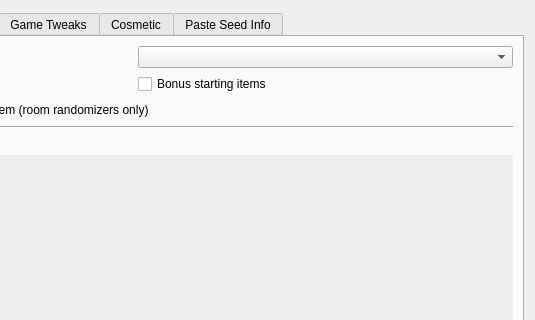
This is randomizer.ui in LagoLunatic/dsvrandom as Qt 5 draws it before an edit; both pictures show x 265 to 800 and y 0 to 320 of the 800 by 649 pixel window. The edited form follows.
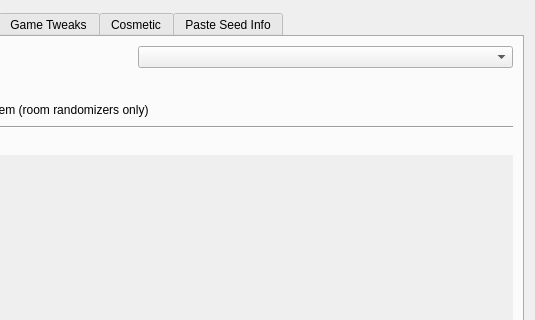
This is the edited form. The open tabs and pages were chosen to show the change. Icons and pictures are not drawn.

Commit message: Change bonus starting items to a difficulty slider

Patch:
```diff
--- a/randomizer.ui
+++ b/randomizer.ui
@@ -496,16 +496,6 @@
            </property>
           </widget>
          </item>
-         <item>
-          <widget class="QCheckBox" name="bonus_starting_items">
-           <property name="toolTip">
-            <string>Starts you out with 3 random extra items and 3 random extra skills.</string>
-           </property>
-           <property name="text">
-            <string>Bonus starting items</string>
-           </property>
-          </widget>
-         </item>
         </layout>
        </item>
        <item>
```
Left out of the diff: 1 changed line with no effect on the pictures. The commit also changes 4 other files.
